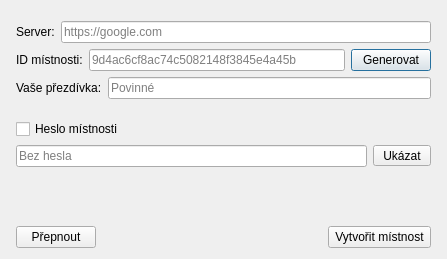
First picture: the form in crypto_chat/roomdialog.ui, repository RxiPland/crypto_chat, before the edit.
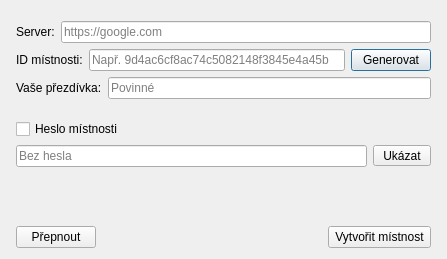
Second picture: the form after the edit.

Commit message: button text updated

Diff of the .ui file:
```diff
--- a/crypto_chat/roomdialog.ui
+++ b/crypto_chat/roomdialog.ui
@@ -90,7 +90,7 @@
           <bool>false</bool>
          </property>
          <property name="placeholderText">
-          <string>9d4ac6cf8ac74c5082148f3845e4a45b</string>
+          <string>Např. 9d4ac6cf8ac74c5082148f3845e4a45b</string>
          </property>
         </widget>
        </item>
```
The commit also changes 1 other file.
